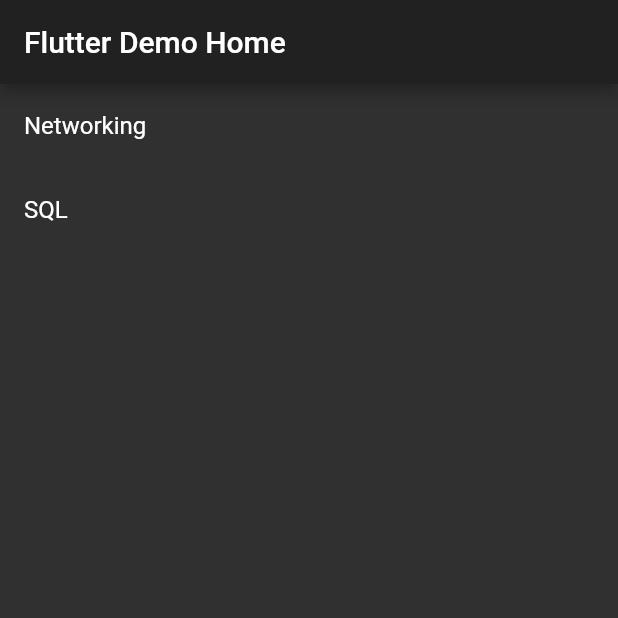
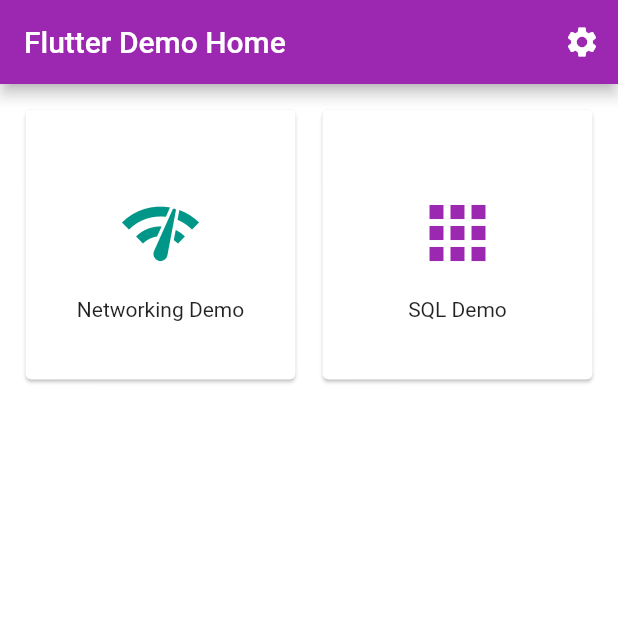
Before and after one commit to milanvadher/FlutterDemo, a Flutter app: the screen it shows after launch, on a phone screen of 412 x 824 dp, the top half of it. Run offline on Flutter 3.47's test engine with Material 2 defaults, Android fonts, the phone set to English and light mode, and no system bars; our stand-ins replace rxdart, shared_preferences, sqflite; accounts and stored records are empty.

Commit message:
change home page menu design add dark theme add settings page

```diff
--- a/lib/home.dart
+++ b/lib/home.dart
@@ -1,4 +1,6 @@
 import 'package:flutter/material.dart';
+import 'package:flutter_demo/menu.modal.dart';
+import 'package:flutter_demo/settings.dart';
 import './networking_demo/networking_demo.dart';
 import './sql_demo/sql_demo.dart';
 
@@ -8,32 +10,92 @@ class HomePage extends StatefulWidget {
 }
 
 class _HomePageState extends State<HomePage> {
-  Widget listItem({
-    @required String title,
-    @required Widget routeTo,
+  List<Menu> menu = [
+    Menu(
+      title: 'Networking Demo',
+      icon: Icons.network_check,
+      routeTo: NetworkingDemo(),
+      lightColor: Colors.teal,
+      darkColor: Colors.tealAccent,
+    ),
+    Menu(
+      title: 'SQL Demo',
+      icon: Icons.apps,
+      routeTo: SQLDemo(),
+      lightColor: Colors.purple,
+      darkColor: Colors.purpleAccent,
+    ),
+  ];
+
+  Widget menuGrid({
+    @required Menu menu,
   }) {
-    return ListTile(
-      title: Text(title),
-      onTap: () {
-        Navigator.of(context).push(
-          MaterialPageRoute(builder: (context) => routeTo),
-        );
-      },
+    return Padding(
+      padding: EdgeInsets.all(5),
+      child: Card(
+        child: InkWell(
+          onTap: () {
+            Navigator.of(context).push(
+              MaterialPageRoute(
+                builder: (context) => menu.routeTo,
+              ),
+            );
+          },
+          child: Center(
+            child: Column(
+              crossAxisAlignment: CrossAxisAlignment.center,
+              mainAxisSize: MainAxisSize.min,
+              children: <Widget>[
+                Container(
+                  padding: EdgeInsets.all(15),
+                  child: Icon(
+                    menu.icon,
+                    size: 56,
+                    color: Theme.of(context).brightness == Brightness.dark
+                        ? menu.darkColor
+                        : menu.lightColor,
+                  ),
+                ),
+                Text(
+                  '${menu.title}',
+                ),
+              ],
+            ),
+          ),
+        ),
+      ),
     );
   }
 
   @override
   Widget build(BuildContext context) {
+    final orientation = MediaQuery.of(context).orientation;
     return Scaffold(
       appBar: AppBar(
         title: Text('Flutter Demo Home'),
+        actions: <Widget>[
+          IconButton(
+            icon: Icon(Icons.settings),
+            onPressed: () {
+              Navigator.of(context).push(
+                MaterialPageRoute(
+                  builder: (context) => Settings(),
+                ),
+              );
+            },
+          ),
+        ],
       ),
       body: SafeArea(
-        child: ListView(
-          children: <Widget>[
-            listItem(title: 'Networking', routeTo: NetworkingDemo()),
-            listItem(title: 'SQL', routeTo: SQLDemo()),
-          ],
+        child: GridView.builder(
+          padding: EdgeInsets.all(8),
+          gridDelegate: SliverGridDelegateWithFixedCrossAxisCount(
+            crossAxisCount: (orientation == Orientation.portrait) ? 2 : 3,
+          ),
+          itemCount: menu.length,
+          itemBuilder: (BuildContext context, int index) {
+            return menuGrid(menu: menu[index]);
+          },
         ),
       ),
     );
--- a/lib/main.dart
+++ b/lib/main.dart
@@ -1,21 +1,44 @@
 import 'package:flutter/material.dart';
+import 'package:flutter_demo/settings.bloc.dart';
+import 'package:flutter_demo/theme.dart';
 import 'home.dart';
 
 void main() {
   runApp(MyApp());
 }
 
-class MyApp extends StatelessWidget {
-  // This widget is the root of your application.
+class MyApp extends StatefulWidget {
+  @override
+  _MyAppState createState() => _MyAppState();
+}
+
+class _MyAppState extends State<MyApp> {
+  @override
+  void initState() {
+    super.initState();
+    SettingsBloc.setAppThemeOnLoad();
+  }
+
+  @override
+  void dispose() {
+    super.dispose();
+    SettingsBloc.dispose();
+  }
+
   @override
   Widget build(BuildContext context) {
-    return MaterialApp(
-      title: 'Flutter Demo',
-      theme: ThemeData(
-        brightness: Brightness.dark,
-        visualDensity: VisualDensity.adaptivePlatformDensity,
-      ),
-      home: HomePage(),
+    return StreamBuilder(
+      stream: SettingsBloc.isDarkTheme,
+      initialData: false,
+      builder: (context, AsyncSnapshot<bool> snapshot) {
+        return MaterialApp(
+          title: 'Flutter Demo',
+          home: HomePage(),
+          theme: snapshot.data
+              ? ThemeData.from(colorScheme: AppTheme.darkTheme)
+              : ThemeData.from(colorScheme: AppTheme.lightTheme),
+        );
+      },
     );
   }
 }
--- /dev/null
+++ b/lib/menu.modal.dart
@@ -0,0 +1,11 @@
+import 'package:flutter/material.dart';
+
+class Menu {
+  final String title;
+  final IconData icon;
+  final Widget routeTo;
+  final Color lightColor;
+  final Color darkColor;
+
+  Menu({this.title, this.icon, this.routeTo, this.lightColor, this.darkColor});
+}
--- /dev/null
+++ b/lib/settings.bloc.dart
@@ -0,0 +1,21 @@
+import 'package:rxdart/rxdart.dart';
+import 'package:shared_preferences/shared_preferences.dart';
+
+class SettingsBloc {
+  static final isDarkTheme = BehaviorSubject<bool>();
+
+  static changeTheme(bool isDark) async {
+    SharedPreferences _prefs = await SharedPreferences.getInstance();
+    _prefs.setBool('isDarkTheme', isDark);
+    isDarkTheme.sink.add(isDark);
+  }
+
+  static setAppThemeOnLoad() async {
+    SharedPreferences _prefs = await SharedPreferences.getInstance();
+    isDarkTheme.sink.add(_prefs.getBool('isDarkTheme') ?? false);
+  }
+
+  static dispose() {
+    isDarkTheme.close();
+  }
+}
--- /dev/null
+++ b/lib/theme.dart
@@ -0,0 +1,34 @@
+import 'package:flutter/material.dart';
+
+class AppTheme {
+  static final ColorScheme darkTheme = ColorScheme.dark(
+    brightness: Brightness.dark,
+    primary: Colors.purple.shade200,
+    primaryVariant: Colors.purple.shade700,
+    secondary: Colors.teal.shade200,
+    background: Color(0xFF121212),
+    surface: Color(0xFF121212),
+    error: Color(0xFFCF6679),
+    onPrimary: Color(0xFF000000),
+    onSecondary: Color(0xFF000000),
+    onBackground: Color(0xFFFFFFFF),
+    onSurface: Color(0xFFFFFFFF),
+    onError: Color(0xFF000000),
+  );
+
+  static final ColorScheme lightTheme = ColorScheme.light(
+    brightness: Brightness.light,
+    primary: Colors.purple.shade500,
+    primaryVariant: Colors.purple.shade700,
+    secondary: Colors.teal.shade200,
+    secondaryVariant: Colors.teal.shade900,
+    background: Color(0xFFFFFFFF),
+    surface: Color(0xFFFFFFFF),
+    error: Color(0xFFB00020),
+    onPrimary: Color(0xFFFFFFFF),
+    onSecondary: Color(0xFF000000),
+    onBackground: Color(0xFF000000),
+    onSurface: Color(0xFF000000),
+    onError: Color(0xFFFFFFFF),
+  );
+}
--- a/pubspec.yaml
+++ b/pubspec.yaml
@@ -32,6 +32,8 @@ dependencies:
   path: any
   intl: ^0.16.1
   path_provider: ^1.6.7
+  rxdart: ^0.24.0
+  shared_preferences: ^0.5.7+2
 
 dev_dependencies:
   flutter_test:
```
Also changed, not shown: lib/settings.dart (added, +56 -0 lines), lib/sql_demo/create.dart (+1 -7 lines), lib/sql_demo/note.model.dart (+5 -7 lines), lib/sql_demo/sql.helper.dart (+9 -1 lines), lib/sql_demo/sql_demo.dart (+13 -10 lines), pubspec.lock, 4 other files.
